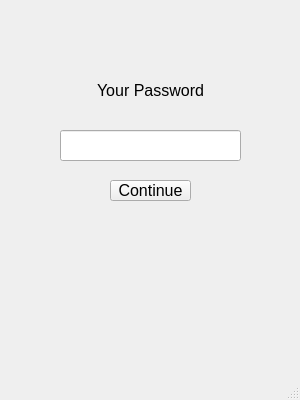
Qt form UI/CheckPassScene.ui (0sym1/BTL-Python) before a commit.
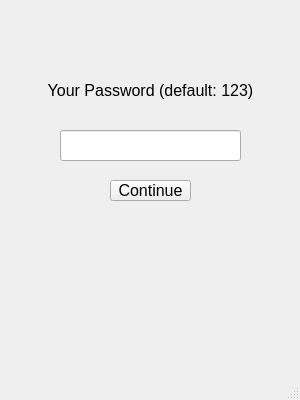
The same form after that commit.

```diff
--- a/UI/CheckPassScene.ui
+++ b/UI/CheckPassScene.ui
@@ -45,9 +45,9 @@
    <widget class="QLabel" name="label">
     <property name="geometry">
      <rect>
-      <x>30</x>
+      <x>20</x>
       <y>70</y>
-      <width>241</width>
+      <width>261</width>
       <height>41</height>
      </rect>
     </property>
@@ -60,7 +60,7 @@
      <enum>Qt::LeftToRight</enum>
     </property>
     <property name="text">
-     <string>Your Password</string>
+     <string>Your Password (default: 123)</string>
     </property>
     <property name="alignment">
      <set>Qt::AlignCenter</set>
```
